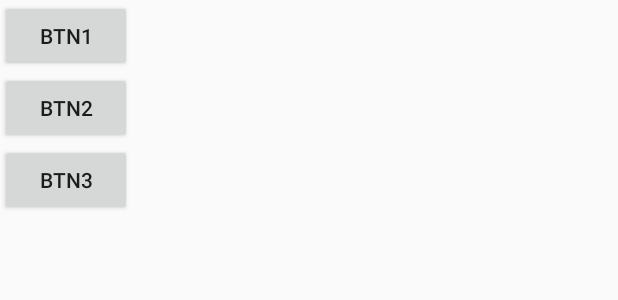
After one commit to calebdre/LifePulse, an Android app: the layout test.xml on its own in the app's theme, with its tools: preview values and no code run, on a phone screen of 412 x 824 dp. The commit adds this screen. Shown: the top 300 px of the screen. Run offline under Robolectric (Android 15) with nearby library versions, the phone set to English and light mode, and no system bars.

Commit message:
added more sensors and made them work

```diff
--- /dev/null
+++ b/PulseSDK/build.gradle
@@ -0,0 +1,2 @@
+configurations.maybeCreate("default")
+artifacts.add("default", file('libPulseSDK.aar'))
--- a/app/build.gradle
+++ b/app/build.gradle
@@ -28,5 +28,5 @@ dependencies {
     compile 'com.jakewharton:butterknife:7.0.1'
     compile 'de.greenrobot:eventbus:2.4.0'
     compile 'com.google.code.gson:gson:2.4'
-    compile project(':libPulseSDK')
+    compile project(':PulseSDK')
 }
--- /dev/null
+++ b/app/src/main/res/layout/test.xml
@@ -0,0 +1,23 @@
+<?xml version="1.0" encoding="utf-8"?>
+<LinearLayout xmlns:android="http://schemas.android.com/apk/res/android"
+    android:orientation="vertical" android:layout_width="match_parent"
+    android:layout_height="match_parent">
+    <Button
+        android:id="@+id/btn1"
+        android:text="Btn1"
+        android:layout_width="wrap_content"
+        android:layout_height="wrap_content" />
+
+    <Button
+        android:id="@+id/btn2"
+        android:text="Btn2"
+        android:layout_width="wrap_content"
+        android:layout_height="wrap_content" />
+
+    <Button
+        android:id="@+id/btn3"
+        android:text="Btn3"
+        android:layout_width="wrap_content"
+        android:layout_height="wrap_content" />
+
+</LinearLayout>
```
Also changed, not shown: app/src/main/java/com/lifepulse/Activator.java (+18 -0 lines), app/src/main/java/com/lifepulse/Connector.java (+1 -7 lines), app/src/main/java/com/lifepulse/DigitalLifeParser.java (+56 -6 lines), app/src/main/java/com/lifepulse/FlowPoler.java (+9 -19 lines), app/src/main/java/com/lifepulse/MainActivity.java (+3 -4 lines), app/src/main/java/com/lifepulse/PulseFinder.java (+12 -3 lines), app/src/main/java/com/lifepulse/PulseFoundEvent.java (+9 -0 lines), app/src/main/java/com/lifepulse/TestActivity.java (added, +57 -0 lines), 1 other file.
